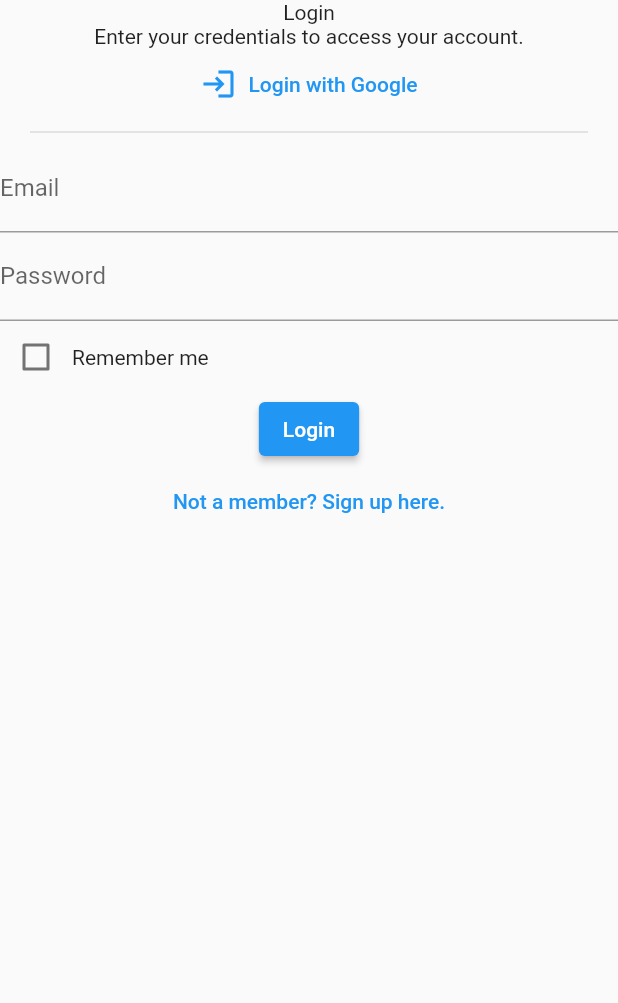
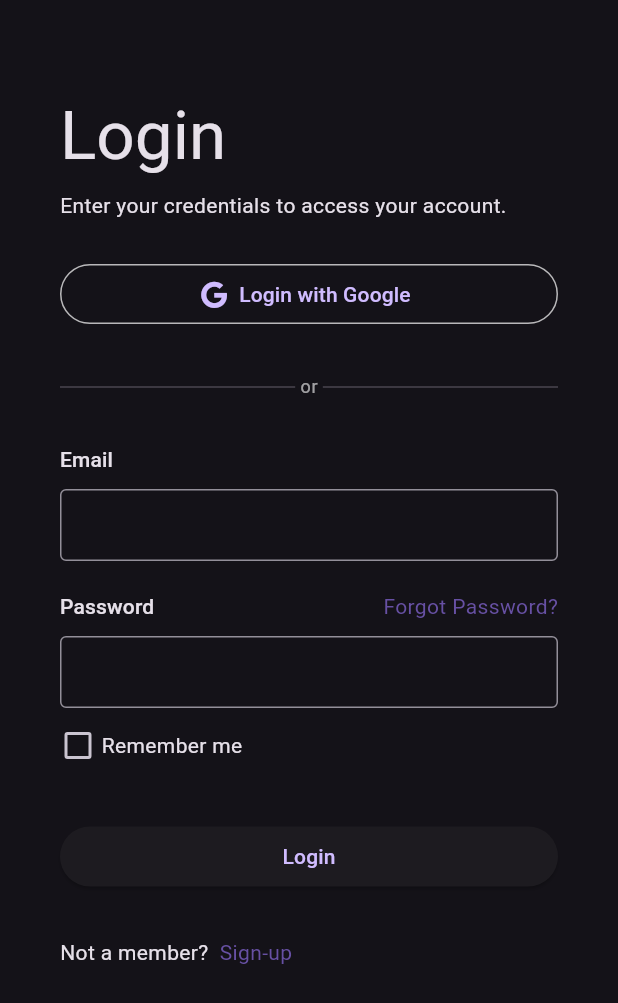
Before and after one commit to Qubits-01/toxic-speech-classifier, a Flutter app: the screen it shows after launch, on a phone screen of 412 x 824 dp. Shown: the top 1003 px of the screen. Run offline on Flutter 3.47's test engine with Material 2 defaults, Android fonts, the phone set to English and light mode, and no system bars; our stand-ins replace font_awesome_flutter, go_router.

Commit message:
frontend: Improve login screen UI

```diff
--- /dev/null
+++ b/frontend/lib/core/features/app_settings/presentation/screens/app_settings_screen.dart
@@ -0,0 +1,41 @@
+import 'package:flutter/material.dart';
+
+class AppSettingsScreen extends StatelessWidget {
+  const AppSettingsScreen({super.key});
+
+  static const routeName = '/app-settings';
+
+  @override
+  Widget build(BuildContext context) {
+    return Scaffold(
+      appBar: AppBar(
+        title: const Text('App Settings'),
+      ),
+      body: Column(
+        children: <Widget>[
+          // Switch widget for dark mode or light mode.
+          SwitchListTile(
+            title: const Text('Enable Dark Mode'),
+            subtitle: const Text('Enable dark mode for the app.'),
+            value: true,
+            onChanged: (bool newVal) {},
+          ),
+
+          // Switch widget for enabling or disabling notifications.
+
+          // Switch widget for enabling or disabling location services.
+
+          // Switch widget for enabling or disabling biometric authentication.
+
+          // Switch widget for enabling or disabling two-factor authentication.
+
+          // Switch widget for enabling or disabling auto-fill.
+
+          // Switch widget for enabling or disabling auto-login.
+
+          // Switch widget for enabling or disabling auto-logout.
+        ],
+      ),
+    );
+  }
+}
--- a/frontend/lib/core/features/auth/presentation/screens/login_screen.dart
+++ b/frontend/lib/core/features/auth/presentation/screens/login_screen.dart
@@ -1,4 +1,5 @@
 import 'package:flutter/material.dart';
+import 'package:font_awesome_flutter/font_awesome_flutter.dart';
 
 class LoginScreen extends StatelessWidget {
   const LoginScreen({super.key});
@@ -7,62 +8,156 @@ class LoginScreen extends StatelessWidget {
 
   @override
   Widget build(BuildContext context) {
+    Size displaySize = MediaQuery.of(context).size;
+
     return Scaffold(
-      body: Center(
+      body: SingleChildScrollView(
+        child: Padding(
+          padding: const EdgeInsets.all(40.0),
           child: Column(
+            crossAxisAlignment: CrossAxisAlignment.start,
             children: <Widget>[
-            const Text('Login'),
+              // Welcome Text
+              const SizedBox(height: 25.0),
+              Text(
+                'Login',
+                style: Theme.of(context).textTheme.displayMedium,
+              ),
+              const SizedBox(height: 10.0),
+
+              // Subtext
               const Text('Enter your credentials to access your account.'),
-            TextButton.icon(
-              icon: const Icon(
-                Icons.login,
+              const SizedBox(height: 25.0),
+
+              // Google Login Button
+              SizedBox(
+                width: displaySize.width,
+                child: TextButton.icon(
+                  icon: const FaIcon(FontAwesomeIcons.google),
+                  label: const Text('Login with Google'),
+                  style: TextButton.styleFrom(
+                    side: const BorderSide(color: Colors.white70),
                   ),
-              label: const Text('Login with Google'),
                   onPressed: () {},
                 ),
+              ),
+              const SizedBox(height: 30.0),
 
               // Horizontal Divider
-            const Divider(
-              thickness: 1,
-              indent: 20,
-              endIndent: 20,
+              Row(
+                children: <Widget>[
+                  const Expanded(child: Divider()),
+                  Text(
+                    ' or ',
+                    style: Theme.of(context)
+                        .textTheme
+                        .bodySmall
+                        ?.copyWith(color: Colors.white60),
+                  ),
+                  const Expanded(child: Divider()),
+                ],
+              ),
+              const SizedBox(height: 30.0),
+
+              // Text Inputs
+              // Email label
+              Text(
+                'Email',
+                style: Theme.of(context).textTheme.labelLarge,
+              ),
+              const SizedBox(height: 10.0),
+
+              // Email input
+              TextField(
+                keyboardType: TextInputType.emailAddress,
+                textInputAction: TextInputAction.next,
+                decoration: const InputDecoration(
+                  border: OutlineInputBorder(),
+                  isDense: true,
+                ),
+                onTap: () {},
+              ),
+              const SizedBox(height: 20.0),
+
+              // Password label and Forgot password
+              Row(
+                children: <Widget>[
+                  // Password label
+                  Text(
+                    'Password',
+                    style: Theme.of(context).textTheme.labelLarge,
+                  ),
+                  const Spacer(),
+
+                  // Forgot password button
+                  GestureDetector(
+                    child: Text(
+                      'Forgot Password?',
+                      style: Theme.of(context).textTheme.bodyMedium?.copyWith(
+                            color: Theme.of(context).colorScheme.inversePrimary,
+                          ),
+                    ),
+                  ),
+                ],
               ),
 
-            // Text Inputs
+              const SizedBox(height: 10.0),
+
+              // Password input
               const TextField(
+                obscureText: true,
+                keyboardType: TextInputType.visiblePassword,
+                textInputAction: TextInputAction.done,
                 decoration: InputDecoration(
-                labelText: 'Email',
+                  border: OutlineInputBorder(),
+                  isDense: true,
                 ),
               ),
-            const TextField(
-              decoration: InputDecoration(
-                labelText: 'Password',
-              ),
-            ),
+              const SizedBox(height: 5.0),
 
               // Remember Me Checkbox
               Row(
                 children: <Widget>[
-                Checkbox(
+                  SizedBox(
+                    child: Checkbox(
                       value: false,
+                      materialTapTargetSize: MaterialTapTargetSize.shrinkWrap,
+                      visualDensity: const VisualDensity(horizontal: -4),
                       onChanged: (bool? value) {},
                     ),
-                const Text('Remember me'),
+                  ),
+                  const Text(' Remember me'),
                 ],
               ),
+              const SizedBox(height: 30.0),
 
               // Login Button
-            ElevatedButton(
+              SizedBox(
+                width: displaySize.width,
+                child: ElevatedButton(
                   onPressed: () {},
                   child: const Text('Login'),
                 ),
+              ),
+              const SizedBox(height: 30.0),
 
               // Not a member? Sign up here.
-            TextButton(
-              onPressed: () {},
-              child: const Text('Not a member? Sign up here.'),
+              Row(
+                children: <Widget>[
+                  const Text('Not a member? '),
+                  // Forgot password button
+                  GestureDetector(
+                    child: Text(
+                      ' Sign-up',
+                      style: Theme.of(context).textTheme.bodyMedium?.copyWith(
+                            color: Theme.of(context).colorScheme.inversePrimary,
+                          ),
+                    ),
                   ),
                 ],
+              ),
+            ],
+          ),
         ),
       ),
     );
--- a/frontend/lib/main.dart
+++ b/frontend/lib/main.dart
@@ -1,6 +1,7 @@
 import 'package:flutter/material.dart';
 
 import 'router/app_router.dart';
+import 'themes/app_theme.dart';
 
 void main() {
   runApp(const ToxicSpeechClassifierApp());
@@ -14,6 +15,7 @@ class ToxicSpeechClassifierApp extends StatelessWidget {
     return MaterialApp.router(
       title: 'Toxic Speech Classifier',
       routerConfig: AppRouter.router,
+      theme: AppTheme.lightTheme,
       debugShowCheckedModeBanner: false,
     );
   }
--- a/frontend/lib/router/app_router.dart
+++ b/frontend/lib/router/app_router.dart
@@ -1,5 +1,6 @@
 import 'package:go_router/go_router.dart';
 
+import '../core/features/app_settings/presentation/screens/app_settings_screen.dart';
 import '../core/features/auth/presentation/screens/login_screen.dart';
 import '../features/startup/screens/splash_screen.dart';
 
@@ -16,6 +17,10 @@ class AppRouter {
         path: LoginScreen.routeName,
         builder: (_, __) => const LoginScreen(),
       ),
+      GoRoute(
+        path: AppSettingsScreen.routeName,
+        builder: (_, __) => const AppSettingsScreen(),
+      ),
     ],
   );
 }
--- /dev/null
+++ b/frontend/lib/themes/app_theme.dart
@@ -0,0 +1,9 @@
+import 'package:flutter/material.dart';
+
+class AppTheme {
+  const AppTheme._();
+
+  static final lightTheme = ThemeData.dark(
+    useMaterial3: true,
+  );
+}
--- a/frontend/pubspec.yaml
+++ b/frontend/pubspec.yaml
@@ -36,6 +36,7 @@ dependencies:
   # Use with the CupertinoIcons class for iOS style icons.
   cupertino_icons: ^1.0.2
   go_router: ^7.1.1
+  font_awesome_flutter: ^10.4.0
 
 dev_dependencies:
   flutter_test:
```
Also changed, not shown: frontend/lib/themes/dark_theme.dart (added), frontend/lib/themes/light_theme.dart (added), frontend/pubspec.lock, 1 other file. Lines whose indentation alone changed are shown as unchanged.
